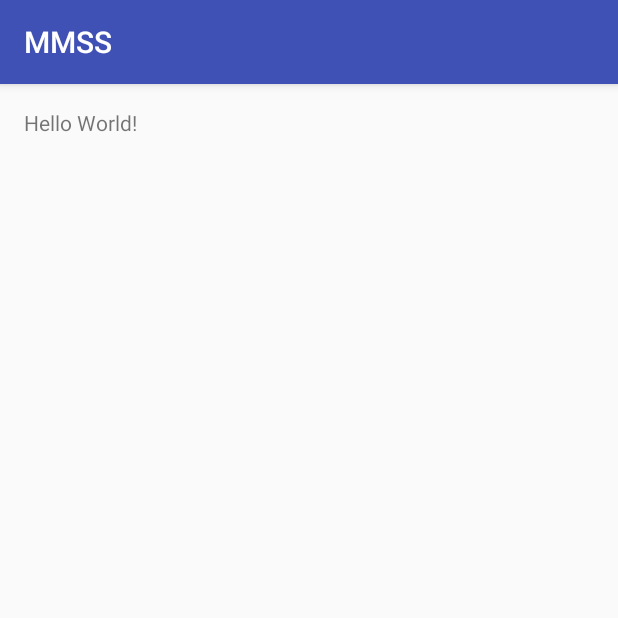
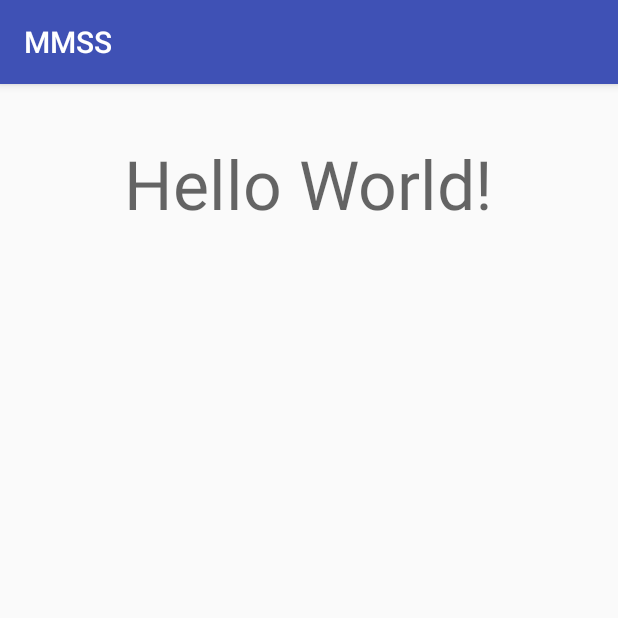
Before and after one commit to Walden1995/MMSS, an Android app: the screen it shows after launch (MainActivity), on a phone screen of 412 x 824 dp, the top half of it. Run offline under Robolectric (Android 15) with nearby library versions, the phone set to English and light mode, and no system bars.

Commit message:
20170222 @ 1116, manual push

```diff
--- a/app/build.gradle
+++ b/app/build.gradle
@@ -24,6 +24,7 @@ dependencies {
     androidTestCompile('com.android.support.test.espresso:espresso-core:2.2.2', {
         exclude group: 'com.android.support', module: 'support-annotations'
     })
-    compile 'com.android.support:appcompat-v7:25.1.1'
+    compile 'com.android.support:appcompat-v7:25.2.0'
+    compile 'com.android.support:support-v4:25.2.0'
     testCompile 'junit:junit:4.12'
 }
--- a/app/src/main/AndroidManifest.xml
+++ b/app/src/main/AndroidManifest.xml
@@ -1,6 +1,8 @@
 <?xml version="1.0" encoding="utf-8"?>
 <manifest xmlns:android="http://schemas.android.com/apk/res/android"
     package="com.cs342.group3.mmss.mmss">
+
+    <uses-permission android:name="android.permission.VIBRATE" />
 
     <application
         android:allowBackup="true"
--- a/app/src/main/java/com/cs342/group3/mmss/mmss/MainActivity.java
+++ b/app/src/main/java/com/cs342/group3/mmss/mmss/MainActivity.java
@@ -1,7 +1,10 @@
 package com.cs342.group3.mmss.mmss;
 
+import android.content.Context;
 import android.support.v7.app.AppCompatActivity;
 import android.os.Bundle;
+
+import layout.MMSS;
 
 public class MainActivity extends AppCompatActivity {
 
@@ -9,5 +12,6 @@ public class MainActivity extends AppCompatActivity {
     protected void onCreate(Bundle savedInstanceState) {
         super.onCreate(savedInstanceState);
         setContentView(R.layout.activity_main);
+
     }
 }
--- a/app/src/main/res/layout/activity_main.xml
+++ b/app/src/main/res/layout/activity_main.xml
@@ -13,5 +13,9 @@
     <TextView
         android:layout_width="wrap_content"
         android:layout_height="wrap_content"
-        android:text="Hello World!" />
+        android:text="Hello World!"
+        android:textAppearance="@style/TextAppearance.AppCompat.Display2"
+        android:layout_alignParentTop="true"
+        android:layout_centerHorizontal="true"
+        android:layout_marginTop="20dp" />
 </RelativeLayout>
```
Also changed, not shown: app/src/main/res/values/strings.xml (+14 -0 lines).
